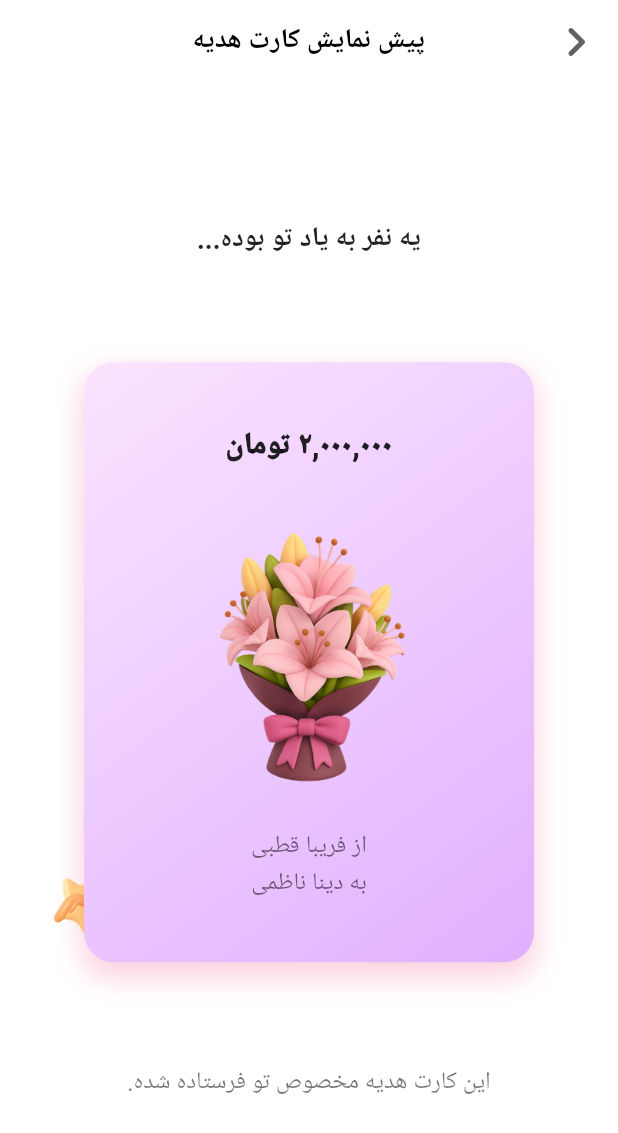
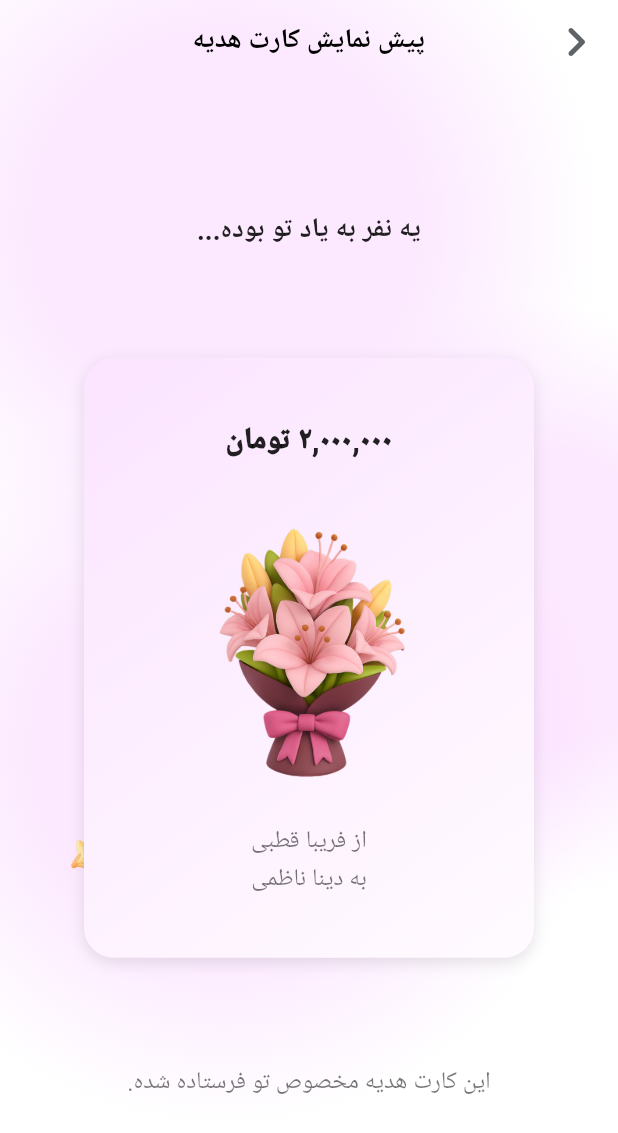
Before and after one commit to Matin-RK0/zoodex_walk, a Flutter app: the GiftCardScreen screen opened directly, on a phone screen of 412 x 824 dp. Shown: the top 1133 px of the screen. Run offline on Flutter 3.47's test engine with Material 3 defaults, Android fonts, the phone set to English and light mode, and no system bars; our stand-ins replace carousel_slider, dartz, dio, flutter_svg, get_it; network calls fail.

Commit message:
last changes

```diff
--- a/lib/features/homePage/presentation/widgets/animated_icons.dart
+++ b/lib/features/homePage/presentation/widgets/animated_icons.dart
@@ -1,25 +1,77 @@
 import 'dart:math';
 import 'package:flutter/material.dart';
 
-class TwoPhaseIconMover extends StatefulWidget {
-  final String imageAssetPath;
+class TwoPhaseIconMover extends StatelessWidget {
+  final List<String> imageAssetPaths;
   final double imageSize;
+  final double containerWidth;
+  final double containerHeight;
+  final int itemCount;
 
   const TwoPhaseIconMover({
     super.key,
+    required this.imageAssetPaths,
+    this.imageSize = 30.0,
+    required this.containerWidth,
+    required this.containerHeight,
+    required this.itemCount,
+  }) : assert(itemCount > 0, 'itemCount must be greater than 0');
+
+  @override
+  Widget build(BuildContext context) {
+    if (imageAssetPaths.isEmpty) {
+      return const SizedBox.shrink();
+    }
+
+    final Random sizeRandom = Random();
+    const double minSize = 20.0;
+    const double maxSize = 30.0;
+
+    return SizedBox(
+      width: containerWidth,
+      height: containerHeight,
+      child: Stack(
+        alignment: Alignment.center,
+        children: List.generate(itemCount, (index) {
+          final assetPath = imageAssetPaths[index % imageAssetPaths.length];
+          final randomSize = sizeRandom.nextDouble() * (maxSize - minSize) + minSize;
+
+          return _TwoPhaseIconMoverItem(
+            imageAssetPath: assetPath,
+            imageSize: randomSize,
+            cardWidth: containerWidth,
+            cardHeight: containerHeight,
+            key: ValueKey('mover_$index'),
+          );
+        }),
+      ),
+    );
+  }
+}
+
+class _TwoPhaseIconMoverItem extends StatefulWidget {
+  final String imageAssetPath;
+  final double imageSize;
+  final double cardWidth;
+  final double cardHeight;
+
+  const _TwoPhaseIconMoverItem({
+    super.key,
     required this.imageAssetPath,
-    this.imageSize = 30.0,
+    required this.imageSize,
+    required this.cardWidth,
+    required this.cardHeight,
   });
 
   @override
-  State<TwoPhaseIconMover> createState() => _TwoPhaseIconMoverState();
+  State<_TwoPhaseIconMoverItem> createState() => _TwoPhaseIconMoverItemState();
 }
 
-class _TwoPhaseIconMoverState extends State<TwoPhaseIconMover>
+class _TwoPhaseIconMoverItemState extends State<_TwoPhaseIconMoverItem>
     with TickerProviderStateMixin {
   late AnimationController _phase1Controller;
   late Animation<Offset> _phase1Animation;
-  late Animation<double> _phase1RotationAnimation; // انیمیشن چرخش فاز ۱
+  late Animation<double> _phase1RotationAnimation;
 
   late AnimationController _phase2Controller;
   late Animation<Offset> _phase2Animation;
@@ -35,10 +87,7 @@ class _TwoPhaseIconMoverState extends State<TwoPhaseIconMover>
   late double _phase2DurationSeconds;
 
   double _currentRotation = 0.0;
-  double _initialRotation = 0.0; // زاویه تصادفی اولیه
-
-  static const double cardWidth = 310.0;
-  static const double cardHeight = 410.0;
+  double _initialRotation = 0.0;
 
   @override
   void initState() {
@@ -48,28 +97,25 @@ class _TwoPhaseIconMoverState extends State<TwoPhaseIconMover>
     _circularRadius = _random.nextDouble() * 5.0 + 5.0;
     _phase2DurationSeconds = _random.nextDouble() * 0.5 + 1.0;
 
-    const double cardHalfWidth = cardWidth / 2;
-    const double cardHalfHeight = cardHeight / 2;
+    final double cardHalfWidth = widget.cardWidth / 2;
+    final double cardHalfHeight = widget.cardHeight / 2;
     const double outerMargin = 30.0;
 
     double randomX = 0;
     double randomY = 0;
 
-    // محدودهٔ کلی (حداکثر فاصله از مرکز)
     final double maxX = cardHalfWidth + outerMargin;
     final double maxY = cardHalfHeight + outerMargin;
 
-    // ردگیری تلاش‌ها برای جلوگیری از لوپ بی‌نهایت (fail-safe)
     int tries = 0;
     do {
-      // انتخاب تصادفی در بازه [-maxX, maxX] و [-maxY, maxY]
       randomX = (_random.nextDouble() * 2 - 1) * maxX;
       randomY = (_random.nextDouble() * 2 - 1) * maxY;
       tries++;
 
       if (tries > 100) {
-        // اگر خیلی تلاش کردیم (نباید پیش بیاد)، یکی از محورها را اجباری خارج می‌کنیم
-        if (randomX.abs() <= cardHalfWidth && randomY.abs() <= cardHalfHeight) {
+        if (randomX.abs() <= cardHalfWidth &&
+            randomY.abs() <= cardHalfHeight) {
           if (_random.nextBool()) {
             randomX = (randomX >= 0 ? 1 : -1) * maxX;
           } else {
@@ -80,10 +126,8 @@ class _TwoPhaseIconMoverState extends State<TwoPhaseIconMover>
       }
     } while (randomX.abs() <= cardHalfWidth && randomY.abs() <= cardHalfHeight);
 
-    // الآن حتماً نقطه خارج از کارت است
     _baseOffset = Offset(randomX, randomY);
 
-    // شروع فاز ۱ (حرکت از مرکز تا نزدیکی مقصد)
     final Offset initialPhase2Offset = Offset(_circularRadius, 0);
     final targetOffsetPhase1 = _baseOffset + initialPhase2Offset;
 
@@ -102,21 +146,16 @@ class _TwoPhaseIconMoverState extends State<TwoPhaseIconMover>
       CurvedAnimation(parent: _phase1Controller, curve: Curves.easeInOutBack),
     );
 
-    // --- تنظیم چرخش تصادفی اولیه و انیمیشن فاز ۱ ---
-    _initialRotation = _random.nextDouble() * 2 * pi; // زاویه تصادفی اولیه (0 تا 360 درجه)
-
+    _initialRotation = _random.nextDouble() * 2 * pi;
     _phase1RotationAnimation = Tween<double>(
       begin: _initialRotation,
-      // در طول فاز ۱ یک چرخش کامل یا بخشی از آن را اضافه می‌کنیم
       end: _initialRotation + (_random.nextBool() ? 2 * pi : -2 * pi),
     ).animate(
       CurvedAnimation(parent: _phase1Controller, curve: Curves.easeInOut),
     );
-    // --------------------------------------------------
 
     _phase1Controller.addStatusListener((status) {
       if (status == AnimationStatus.completed) {
-        // زاویه چرخش در انتهای فاز ۱ را به عنوان زاویه شروع فاز ۲ تنظیم می‌کنیم
         _currentRotation = _phase1RotationAnimation.value;
         _startPhase2();
       }
@@ -158,8 +197,8 @@ class _TwoPhaseIconMoverState extends State<TwoPhaseIconMover>
     ).animate(
       CurvedAnimation(parent: _phase2Controller, curve: Curves.easeInOutSine),
     );
+    _currentPhase2Offset = nextPhase2Offset;
 
-    // تعیین انیمیشن برای چرخش فاز ۲
     final double angleDelta = (_random.nextDouble() * 2 - 1) * pi;
 
     _rotationAnimation = Tween<double>(
@@ -170,7 +209,8 @@ class _TwoPhaseIconMoverState extends State<TwoPhaseIconMover>
     );
 
     _phase2DurationSeconds = _random.nextDouble() * 1.0 + 2.0;
-    _phase2Controller.duration = Duration(milliseconds: (_phase2DurationSeconds * 1000).toInt());
+    _phase2Controller.duration =
+        Duration(milliseconds: (_phase2DurationSeconds * 1000).toInt());
 
     _phase2Controller.forward(from: 0.0);
   }
@@ -191,20 +231,17 @@ class _TwoPhaseIconMoverState extends State<TwoPhaseIconMover>
         double rotationAngle;
 
         if (_phase1Controller.status != AnimationStatus.completed) {
-          // فاز ۱: جابجایی و چرخش فاز ۱
           currentOffset = _phase1Animation.value;
-          rotationAngle = _phase1RotationAnimation.value; // استفاده از انیمیشن چرخش فاز ۱
+          rotationAngle = _phase1RotationAnimation.value;
         } else {
-          // فاز ۲: جابجایی و چرخش فاز ۲
-          _currentPhase2Offset = _phase2Animation.value;
-          currentOffset = _baseOffset + _currentPhase2Offset;
+          currentOffset = _baseOffset + _phase2Animation.value;
           rotationAngle = _rotationAnimation.value;
         }
 
         return Transform.translate(
           offset: currentOffset,
           child: Transform.rotate(
-            angle: rotationAngle, // چرخش بر حسب رادیان
+            angle: rotationAngle,
             child: child,
           ),
         );
--- a/lib/features/homePage/presentation/widgets/winner_page.dart
+++ b/lib/features/homePage/presentation/widgets/winner_page.dart
@@ -1,6 +1,6 @@
-import 'dart:math';
-
+import 'dart:ui';
 import 'package:flutter/material.dart';
+import 'package:flutter/services.dart';
 import 'package:zoodex_walk/features/homePage/presentation/widgets/animated_icons.dart';
 
 class GiftCardScreen extends StatefulWidget {
@@ -11,46 +11,16 @@ class GiftCardScreen extends StatefulWidget {
 }
 
 class _GiftCardScreenState extends State<GiftCardScreen> {
-  static const List<Map<String, dynamic>> _uniqueAssets = [
-    {'path': 'assets/star.png'},
-    {'path': 'assets/curve.png'},
-  ];
-
-  List<Widget> _buildImageSpawners(int spawnCount) {
-    List<Widget> spawners = [];
-    final Random random = Random();
-
-    for (var asset in _uniqueAssets) {
-      spawners.addAll(
-        List.generate(
-          spawnCount,
-          (index) {
-            // محاسبه سایز تصادفی بین 20.0 تا 30.0
-            final double randomSize = random.nextDouble() * 30.0 + 20.0;
-
-            return TwoPhaseIconMover(
-              key: ValueKey('${asset['path']}_$index'),
-              imageAssetPath: asset['path'] as String,
-              imageSize: randomSize, // اعمال سایز تصادفی
-            );
-          },
-        ),
-      );
-    }
-
-    return spawners;
-  }
-
   @override
   Widget build(BuildContext context) {
     const double cardWidth = 300;
     const double cardHeight = 400;
 
-    const int desiredSpawnCount = 5;
-
     return Directionality(
       textDirection: TextDirection.rtl,
       child: Scaffold(
+        extendBodyBehindAppBar: true,
+
         appBar: AppBar(
           surfaceTintColor: Colors.white,
           centerTitle: true,
@@ -58,8 +28,13 @@ class _GiftCardScreenState extends State<GiftCardScreen> {
             'پیش نمایش کارت هدیه',
             style: TextStyle(fontSize: 18, fontWeight: FontWeight.w700),
           ),
-          backgroundColor: Colors.white,
+          backgroundColor: Colors.transparent,
+          elevation: 0,
           foregroundColor: Colors.black,
+          systemOverlayStyle: const SystemUiOverlayStyle(
+            statusBarIconBrightness: Brightness.dark,
+            statusBarBrightness: Brightness.light,
+          ),
           leading: GestureDetector(
             child: const Icon(
               Icons.chevron_left_rounded,
@@ -74,7 +49,87 @@ class _GiftCardScreenState extends State<GiftCardScreen> {
         body: Stack(
           alignment: Alignment.center,
           children: <Widget>[
-            ..._buildImageSpawners(desiredSpawnCount),
+            // ** تغییر ساختاری: ترکیب هر دو دایره در یک فیلتر بلور واحد **
+            ClipRect( // ClipRect برای اطمینان از اعمال فیلتر بلور روی ناحیه مشخص
+              child: BackdropFilter(
+                filter: ImageFilter.blur(sigmaX: 76, sigmaY: 76),
+                child: Container(
+                  // Container با ابعاد بزرگ برای اطمینان از پوشش کل صفحه (محتوای Stack)
+                  width: MediaQuery.of(context).size.width,
+                  height: MediaQuery.of(context).size.height,
+                  color: Colors.transparent, // نیاز به رنگ شفاف
+                  child: Stack(
+                    children: [
+                      // دایره‌ی اول: با حفظ موقعیت اولیه
+                      Positioned(
+                        top: -100,
+                        left: -100,
+                        child: Container( // دیگر BackdropFilter ندارد
+                          width: 500,
+                          height: 500,
+                          decoration: BoxDecoration(
+                            shape: BoxShape.circle,
+                            gradient: RadialGradient(
+                              colors: [
+                                const Color(0xFFFAD9FF).withOpacity(0.6),
+                                const Color(0xFFFAD9FF).withOpacity(0.0),
+                              ],
+                              stops: const [0.5, 1.0],
+                            ),
+                          ),
+                        ),
+                      ),
+
+                      // دایره‌ی دوم: موقعیت و ابعاد دایره‌ی دوم از کد قبلی شما
+                      Positioned(
+                        top: 200,
+                        left: 100,
+                        child: Container( // دیگر BackdropFilter ندارد
+                          width: 500,
+                          height: 400,
+                          decoration: BoxDecoration(
+                            shape: BoxShape.circle,
+                            gradient: RadialGradient(
+                              colors: [
+                                const Color(0xFFFAD9FF).withOpacity(0.6),
+                                const Color(0xFFFAD9FF).withOpacity(0.0),
+                              ],
+                              stops: const [0.5, 1.0],
+                            ),
+                          ),
+                        ),
+                      ),
+                      Positioned(
+                        top: 250,
+                        left: -100,
+                        child: Container( // دیگر BackdropFilter ندارد
+                          width: 500,
+                          height: 500,
+                          decoration: BoxDecoration(
+                            shape: BoxShape.circle,
+                            gradient: RadialGradient(
+                              colors: [
+                                const Color(0xFFFAD9FF).withOpacity(0.6),
+                                const Color(0xFFFAD9FF).withOpacity(0.0),
+                              ],
+                              stops: const [0.5, 1.0],
+                            ),
+                          ),
+                        ),
+                      ),
+                    ],
+                  ),
+                ),
+              ),
+            ),
+            // ** پایان تغییر ساختاری **
+
+            TwoPhaseIconMover(
+              imageAssetPaths: const ['assets/curve.png', 'assets/star.png'],
+              containerWidth: 300,
+              containerHeight: 400,
+              itemCount: 10,
+            ),
 
             Padding(
               padding: const EdgeInsets.symmetric(vertical: 40.0),
@@ -82,7 +137,8 @@ class _GiftCardScreenState extends State<GiftCardScreen> {
                 mainAxisSize: MainAxisSize.max,
                 mainAxisAlignment: MainAxisAlignment.spaceBetween,
                 children: <Widget>[
-                  const SizedBox(height: 50),
+                  const SizedBox(height: 100),
+
                   const Text(
                     'یه نفر به یاد تو بوده...',
                     style: TextStyle(
@@ -104,16 +160,16 @@ class _GiftCardScreenState extends State<GiftCardScreen> {
                           borderRadius: BorderRadius.circular(20),
                           boxShadow: [
                             BoxShadow(
-                              color: Colors.pink.withOpacity(0.2),
-                              spreadRadius: 2,
-                              blurRadius: 15,
-                              offset: const Offset(0, 8),
+                              color: const Color(0x1A000000),
+                              offset: const Offset(0, 3),
+                              blurRadius: 8,
+                              spreadRadius: 0,
                             ),
                           ],
                           gradient: const LinearGradient(
                             begin: Alignment.topLeft,
                             end: Alignment.bottomRight,
-                            colors: [Color(0xFFFBE4FF), Color(0xFFE0B0FF)],
+                            colors: [Color(0xFFFBE4FF), Color(0xFFFFFBFF)],
                             stops: [0.0, 1.0],
                           ),
                         ),
@@ -131,10 +187,7 @@ class _GiftCardScreenState extends State<GiftCardScreen> {
                                   color: Colors.black87,
                                 ),
                               ),
-                              Image.asset(
-                                'assets/12.png',
-                                height: 200,
-                              ),
+                              Image.asset('assets/12.png', height: 200),
                               const Column(
                                 children: [
                                   Text(
```
